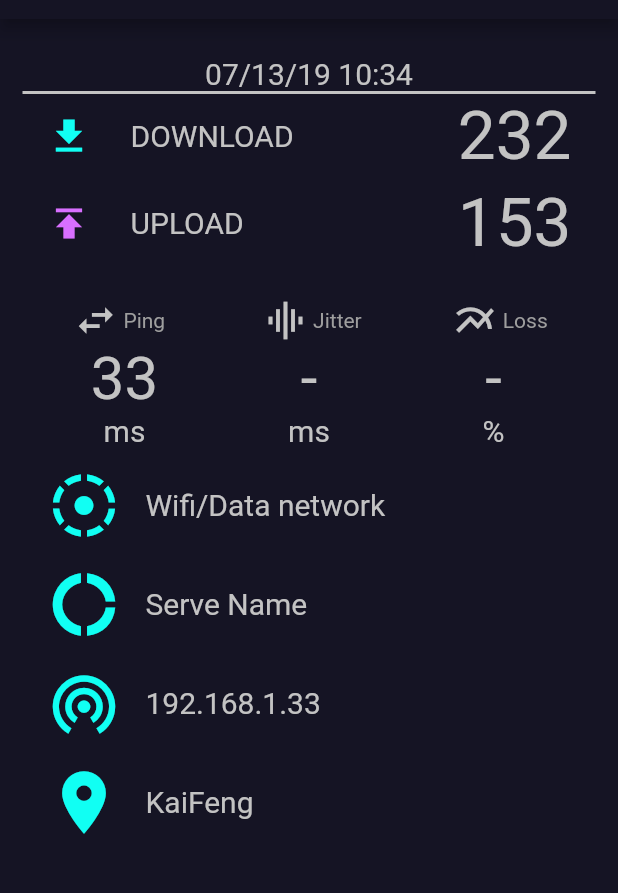
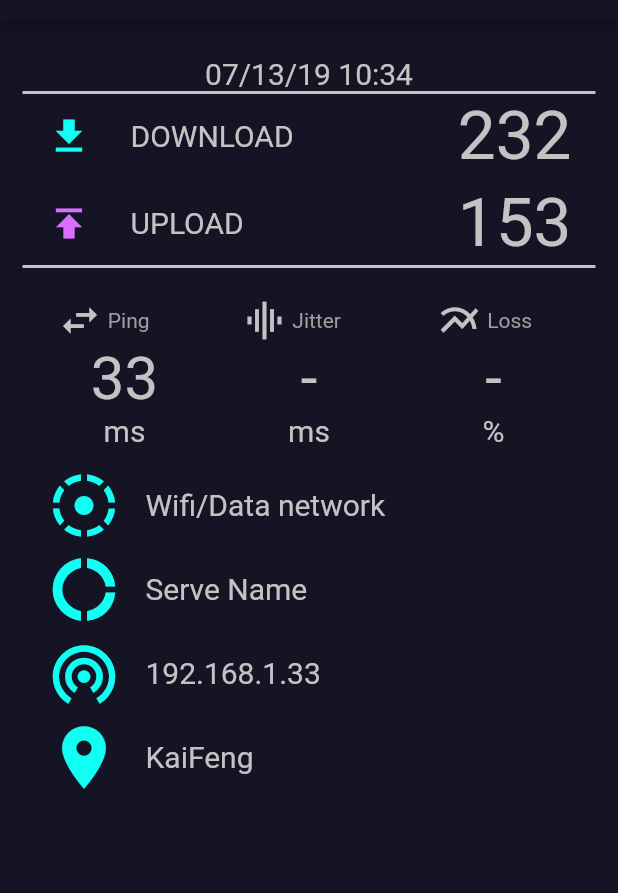
Before and after one commit to Catherine526940/Dart-speedtest, a Flutter app: the HisDetailPage screen opened directly, on a phone screen of 412 x 824 dp, the part 65-958 px from its top. Run offline on Flutter 3.47's test engine with Material 2 defaults, Android fonts, the phone set to English and light mode, and no system bars.

Commit message:
hisdetail更改

```diff
--- a/lib/pages/historydetail.dart
+++ b/lib/pages/historydetail.dart
@@ -1,3 +1,10 @@
+/*
+User:WFL;
+Date:7,23
+*/
+
+
+
 import 'package:flutter/material.dart';
 
 class HisDetailPage extends StatelessWidget {
@@ -11,29 +18,29 @@ class HisDetailPage extends StatelessWidget {
         centerTitle: true,
         backgroundColor: Color.fromRGBO(21, 20, 36, 1),
         title: Text(
-          'SPEEDTEST',
+          'SPEEDTEST',                                    ///////头标题
           style: TextStyle(
               fontWeight: FontWeight.w900,
               color: Color.fromRGBO(78, 201, 176, 1)),
         ),
       ),
-      body: Container(
+      body: Container(                                         ////////主要部分
         margin: EdgeInsets.all(15.0),
         child: Column(
           children: <Widget>[
             SizedBox(height: 10,),
             SizedBox(width: 50,),
             Text(
-                this.message3,
+                this.message3,                                  /////////显示日期
                 style: TextStyle(
                     fontSize: 20.0, color: Color.fromRGBO(195, 195, 195, 1.0)),
               ),
-            Container(
+            Container(                                        /////////////水分割平线
               width: double.infinity,
               height: 2.0,
               color: Color.fromRGBO(195, 195, 195, 1.0),
             ),
-            ListTile(
+            ListTile(                                       //////////////下载图标所在行，及其组件
               title: Text(
                 "DOWNLOAD",
                 style: TextStyle(
@@ -47,12 +54,12 @@ class HisDetailPage extends StatelessWidget {
                     fontSize: 45.0, color: Color.fromRGBO(195, 195, 195, 1.0)),
               ),
             ),
-            Container(
+            Container(                                        //////////////空行控制间距
               width: double.infinity,
               height: 2.0,
 
             ),
-            ListTile(
+            ListTile(                               //////////////上传图标所在行，及其组件
               trailing: Text(
                 this.message2,
                 style: TextStyle(
@@ -72,23 +79,23 @@ class HisDetailPage extends StatelessWidget {
             Container(
               width: double.infinity,
               height: 2.0,
-
+              color: Color.fromRGBO(195, 195, 195, 1.0),           ////////////水分割平线
             ),
             Container(
               width: double.infinity,
-              height: 20.0,
+              height: 20.0,                                         ///////////空行，防止图表与水分割平线相距太近
 
             ),
             Row(
               mainAxisAlignment: MainAxisAlignment.spaceEvenly,
               children: <Widget>[
-                Container(
+                Container(                                           //////////用来存放ＰＩＮＧ的图标和数据
                   width: 110.0,
                   child: Center(
                     child: Column(
                       children: <Widget>[
                         Row(children: <Widget>[
-                          Text("      "),
+                          Text("   "),                                ////////////////让ＰＩＮＧ图标显示居中，空格用来占位置
                           Icon(Icons.swap_horiz,
                               size: 30.0,
                               color: Color.fromRGBO(195, 195, 195, 1.0)),
@@ -110,13 +117,13 @@ class HisDetailPage extends StatelessWidget {
                     ),
                   ),
                 ),
-                Container(
+                Container(                                                 //////////用来存放JITTY的图标和数据
                   width: 110.0,
                   child: Center(
                     child: Column(
                       children: <Widget>[
                         Row(children: <Widget>[
-                          Text("       "),
+                          Text("   "),                                    ///////////////让JITTY图标显示居中，空格用来占位置
                           Icon(Icons.graphic_eq,
                               size: 30.0,
                               color: Color.fromRGBO(195, 195, 195, 1.0)),
@@ -138,13 +145,13 @@ class HisDetailPage extends StatelessWidget {
                     ),
                   ),
                 ),
-                Container(
+                Container(                                                  //////////用来存放LOSE的图标和数据
                   width: 110.0,
                   child: Center(
                     child: Column(
                       children: <Widget>[
                         Row(children: <Widget>[
-                          Text("        "),
+                          Text("     "),                                       ///////////////让LOSE图标显示居中，空格用来占位置
                           Icon(Icons.multiline_chart,
                               size: 30.0,
                               color: Color.fromRGBO(195, 195, 195, 1.0)),
@@ -168,12 +175,12 @@ class HisDetailPage extends StatelessWidget {
                 ),
               ],
             ),
-            Container(
+            Container(                                         ///////////////分割上面的数据与下面数据图标的距离
               width: double.infinity,
               height: 10.0,
 
             ),
-            ListTile(
+            ListTile(                                      ///////////////显示列表中第一个图标
               title: Text(
                 "Wifi/Data network",
                 style: TextStyle(
@@ -185,12 +192,8 @@ class HisDetailPage extends StatelessWidget {
                 color: Color.fromRGBO(17, 255, 243, 1.0),
               ),
             ),
-            Container(
-              width: double.infinity,
-              height: 10.0,
 
-            ),
-            ListTile(
+            ListTile(                                           ///////////////显示列表中第二个图标
               title: Text(
                 "Serve Name",
                 style: TextStyle(
@@ -202,11 +205,8 @@ class HisDetailPage extends StatelessWidget {
                 color: Color.fromRGBO(17, 255, 243, 1.0),
               ),
             ),
-            Container(
-              width: double.infinity,
-              height: 10.0,
-            ),
-            ListTile(
+
+            ListTile(                                         ///////////////显示列表中第三个图标
               title: Text(
                 "192.168.1.33",
                 style: TextStyle(
@@ -215,11 +215,8 @@ class HisDetailPage extends StatelessWidget {
               leading: Icon(Icons.wifi_tethering,
                   size: 50.0, color: Color.fromRGBO(17, 255, 243, 1.0)),
             ),
-            Container(
-              width: double.infinity,
-              height: 10.0,
-            ),
-            ListTile(
+
+            ListTile(                                         ///////////////显示列表中第四个图标
               title: Text(
                 "KaiFeng",
                 style: TextStyle(
```
